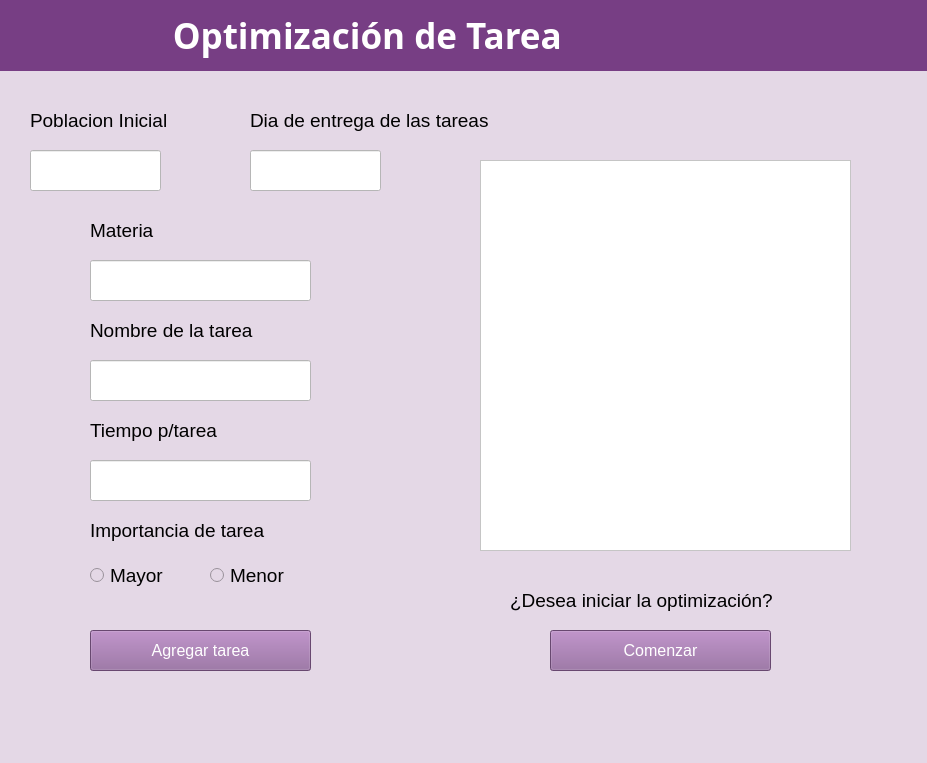
Above: ui.ui from ozel-byte/todo-app-proyecto-c3 before the change. Below: the same form after it.
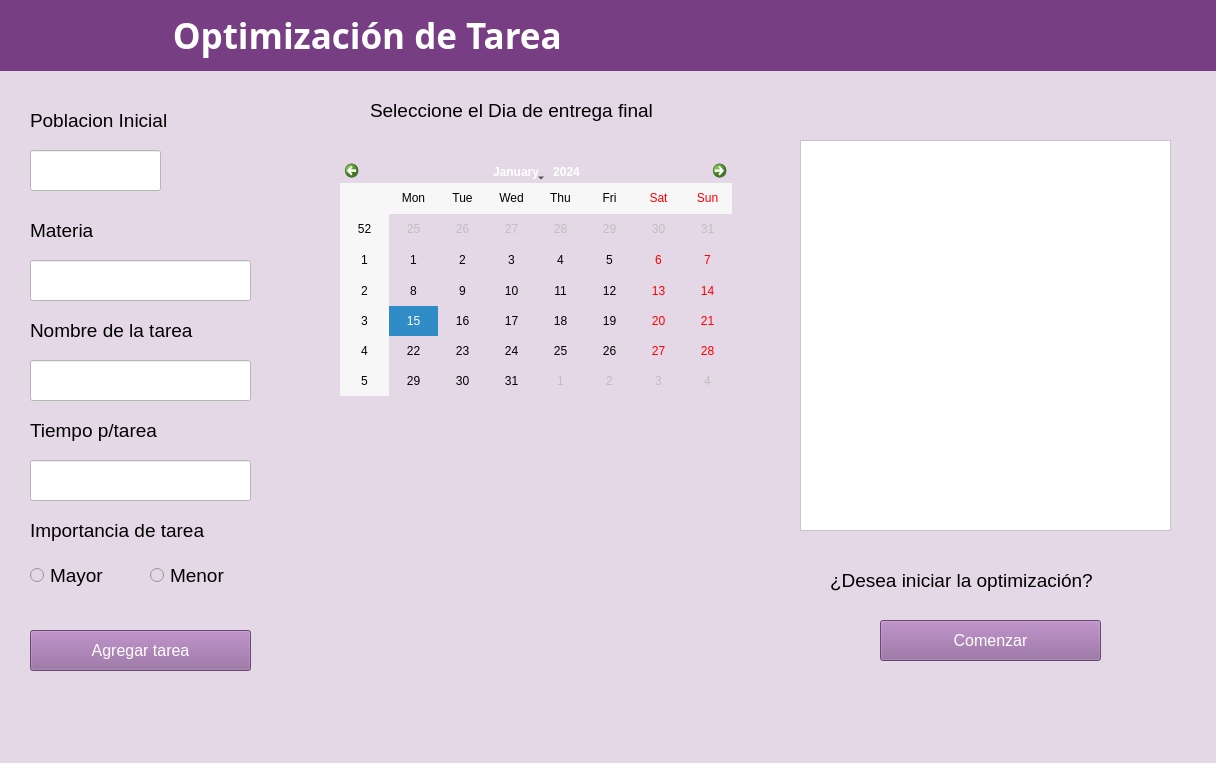
That is the form after the change.

```diff
--- a/ui.ui
+++ b/ui.ui
@@ -6,7 +6,7 @@
    <rect>
     <x>0</x>
     <y>0</y>
-    <width>927</width>
+    <width>1216</width>
     <height>763</height>
    </rect>
   </property>
@@ -30,7 +30,7 @@
      <rect>
       <x>0</x>
       <y>0</y>
-      <width>931</width>
+      <width>1221</width>
       <height>71</height>
      </rect>
     </property>
@@ -53,7 +53,7 @@
    <widget class="QLabel" name="label_2">
     <property name="geometry">
      <rect>
-      <x>90</x>
+      <x>30</x>
       <y>210</y>
       <width>161</width>
       <height>41</height>
@@ -77,7 +77,7 @@
    <widget class="QLabel" name="label_3">
     <property name="geometry">
      <rect>
-      <x>90</x>
+      <x>30</x>
       <y>410</y>
       <width>221</width>
       <height>41</height>
@@ -101,7 +101,7 @@
    <widget class="QLabel" name="label_4">
     <property name="geometry">
      <rect>
-      <x>90</x>
+      <x>30</x>
       <y>310</y>
       <width>221</width>
       <height>41</height>
@@ -125,7 +125,7 @@
    <widget class="QLabel" name="label_5">
     <property name="geometry">
      <rect>
-      <x>90</x>
+      <x>30</x>
       <y>510</y>
       <width>221</width>
       <height>41</height>
@@ -149,7 +149,7 @@
    <widget class="QRadioButton" name="btn_mayor">
     <property name="geometry">
      <rect>
-      <x>90</x>
+      <x>30</x>
       <y>560</y>
       <width>101</width>
       <height>31</height>
@@ -174,7 +174,7 @@
    <widget class="QRadioButton" name="btn_menor">
     <property name="geometry">
      <rect>
-      <x>210</x>
+      <x>150</x>
       <y>560</y>
       <width>101</width>
       <height>31</height>
@@ -198,7 +198,7 @@
    <widget class="QLineEdit" name="materia">
     <property name="geometry">
      <rect>
-      <x>90</x>
+      <x>30</x>
       <y>260</y>
       <width>221</width>
       <height>41</height>
@@ -220,7 +220,7 @@
    <widget class="QLineEdit" name="nombre_tarea">
     <property name="geometry">
      <rect>
-      <x>90</x>
+      <x>30</x>
       <y>360</y>
       <width>221</width>
       <height>41</height>
@@ -242,7 +242,7 @@
    <widget class="QLineEdit" name="tiempo_tarea">
     <property name="geometry">
      <rect>
-      <x>90</x>
+      <x>30</x>
       <y>460</y>
       <width>221</width>
       <height>41</height>
@@ -264,8 +264,8 @@
    <widget class="QPushButton" name="btn_comenzar">
     <property name="geometry">
      <rect>
-      <x>550</x>
-      <y>630</y>
+      <x>880</x>
+      <y>620</y>
       <width>221</width>
       <height>41</height>
      </rect>
@@ -289,7 +289,7 @@
    <widget class="QPushButton" name="btn1">
     <property name="geometry">
      <rect>
-      <x>90</x>
+      <x>30</x>
       <y>630</y>
       <width>221</width>
       <height>41</height>
@@ -360,8 +360,8 @@
    <widget class="QListWidget" name="listWidget">
     <property name="geometry">
      <rect>
-      <x>480</x>
-      <y>160</y>
+      <x>800</x>
+      <y>140</y>
       <width>371</width>
       <height>391</height>
      </rect>
@@ -384,8 +384,8 @@
    <widget class="QLabel" name="label_7">
     <property name="geometry">
      <rect>
-      <x>510</x>
-      <y>580</y>
+      <x>830</x>
+      <y>560</y>
       <width>321</width>
       <height>41</height>
      </rect>
@@ -405,37 +405,12 @@
      <string>¿Desea iniciar la optimización?</string>
     </property>
    </widget>
-   <widget class="QLineEdit" name="cantidad_tarea_por_materia_2">
-    <property name="geometry">
-     <rect>
-      <x>250</x>
-      <y>150</y>
-      <width>131</width>
-      <height>41</height>
-     </rect>
-    </property>
-    <property name="font">
-     <font>
-      <family>Segoe UI</family>
-      <pointsize>12</pointsize>
-      <weight>50</weight>
-      <bold>false</bold>
-     </font>
-    </property>
-    <property name="styleSheet">
-     <string notr="true">background-color: rgb(255, 255, 255);
-color: rgb(0, 0, 0);</string>
-    </property>
-    <property name="text">
-     <string/>
-    </property>
-   </widget>
    <widget class="QLabel" name="label_8">
     <property name="geometry">
      <rect>
-      <x>250</x>
-      <y>100</y>
-      <width>291</width>
+      <x>370</x>
+      <y>90</y>
+      <width>341</width>
       <height>41</height>
      </rect>
     </property>
@@ -451,7 +426,17 @@
      <string notr="true">color: rgb(0, 0, 0);</string>
     </property>
     <property name="text">
-     <string>Dia de entrega de las tareas</string>
+     <string>Seleccione el Dia de entrega final </string>
+    </property>
+   </widget>
+   <widget class="QCalendarWidget" name="calendarWidget">
+    <property name="geometry">
+     <rect>
+      <x>340</x>
+      <y>160</y>
+      <width>392</width>
+      <height>236</height>
+     </rect>
     </property>
    </widget>
   </widget>
```
